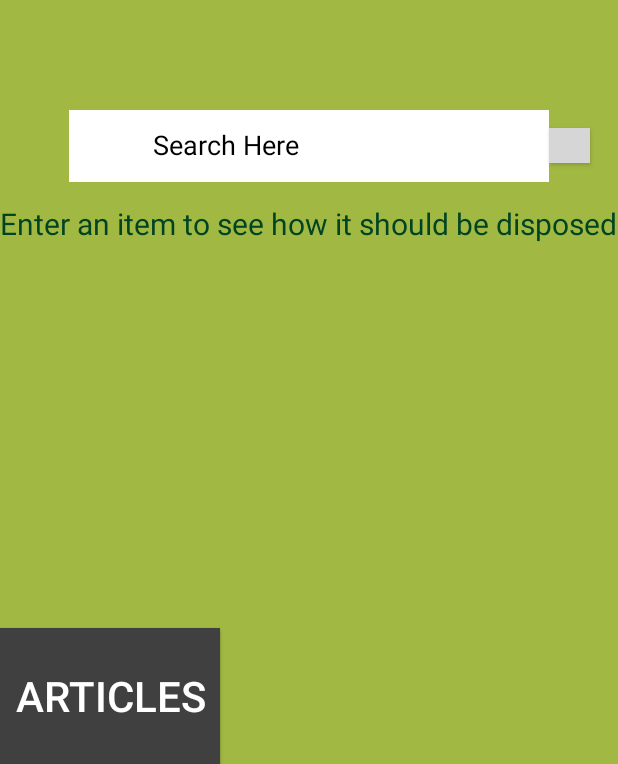
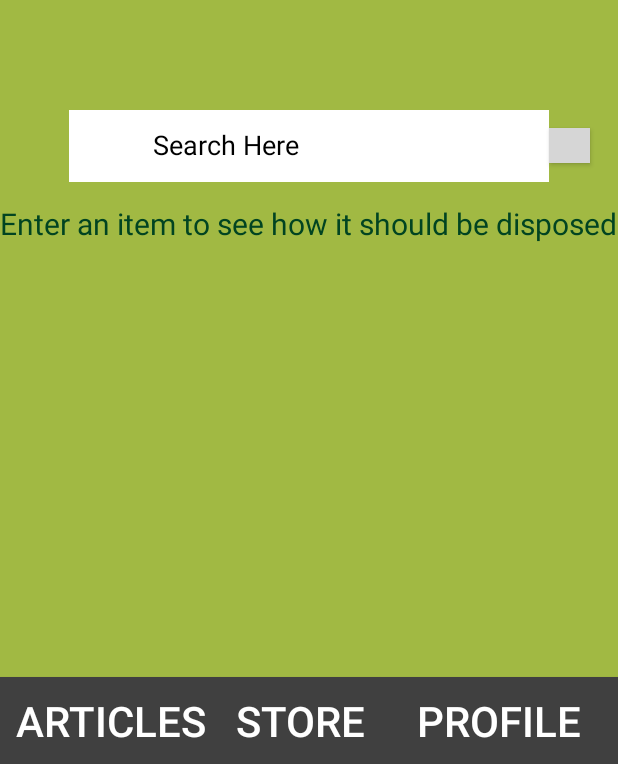
Before and after one commit to cnmeier/RecycleBuddy, an Android app: the SearchActivity screen opened directly, with no data from a screen before it, on a phone screen of 412 x 824 dp, the part 472-1236 px from its top. Run offline under Robolectric (Android 15) with nearby library versions, the phone set to English and light mode, and no system bars; grey boxes are pictures that could not be loaded.

Commit message:
add button tabs

```diff
--- a/RecycleBuddy/app/src/main/java/com/example/recyclebuddy/SearchActivity.java
+++ b/RecycleBuddy/app/src/main/java/com/example/recyclebuddy/SearchActivity.java
@@ -64,6 +64,18 @@ public class SearchActivity extends AppCompatActivity {
      */
     public void gostore(View v) {
         Intent intent = new Intent(this, StoreActivity.class);
+        this.startActivity(intent);
+    }
+
+    /**
+     * Sets up the screen that follows after the user clicks the profile button
+     * on the search screen
+     *
+     * @param v
+     *            the screen view
+     */
+    public void goprofile(View v) {
+        Intent intent = new Intent(this, ProfileActivity.class);
         this.startActivity(intent);
     }
 
--- a/RecycleBuddy/app/src/main/res/layout/activity_search.xml
+++ b/RecycleBuddy/app/src/main/res/layout/activity_search.xml
@@ -50,31 +50,44 @@
     <Button
         android:id="@+id/articles"
         style="@style/LabelStyle"
-        android:layout_below="@+id/instruction"
         android:layout_marginLeft="0dp"
         android:layout_marginTop="256dp"
         android:layout_marginBottom="0dp"
         android:layout_alignParentBottom="true"
         android:layout_alignParentLeft="true"
         android:background="@color/darkGrey"
-        android:onClick="goarticles"
         android:text="@string/articles_label"
         android:textColor="@android:color/white"
-        android:textSize="28sp" />
+        android:textSize="28sp"
+        android:onClick="goarticles" />
 
     <Button
         android:id="@+id/store"
         style="@style/LabelStyle"
-        android:layout_below="@+id/instruction"
         android:layout_marginLeft="0dp"
         android:layout_marginTop="256dp"
         android:layout_marginBottom="0dp"
         android:layout_alignParentBottom="true"
-        android:layout_alignParentLeft="true"
+        android:layout_toRightOf="@+id/articles"
         android:background="@color/darkGrey"
-        android:onClick="gostore"
-        android:text="@string/articles_label"
+        android:text="@string/store_label"
         android:textColor="@android:color/white"
-        android:textSize="28sp" />
+        android:textSize="28sp"
+        android:onClick="gostore" />
+
+    <Button
+        android:id="@+id/profile"
+        style="@style/LabelStyle"
+        android:layout_marginLeft="0dp"
+        android:layout_marginTop="256dp"
+        android:layout_marginBottom="0dp"
+        android:layout_alignParentBottom="true"
+        android:layout_alignParentRight="true"
+        android:layout_toRightOf="@+id/store"
+        android:background="@color/darkGrey"
+        android:text="@string/profile_label"
+        android:textColor="@android:color/white"
+        android:textSize="28sp"
+        android:onClick="goprofile" />
 
 </RelativeLayout>
--- a/RecycleBuddy/app/src/main/res/values/strings.xml
+++ b/RecycleBuddy/app/src/main/res/values/strings.xml
@@ -6,4 +6,5 @@
     <string name="signup_label">SIGN UP</string>
     <string name="articles_label">Articles</string>
     <string name="store_label">Store</string>
+    <string name="profile_label">Profile</string>
 </resources>
```
